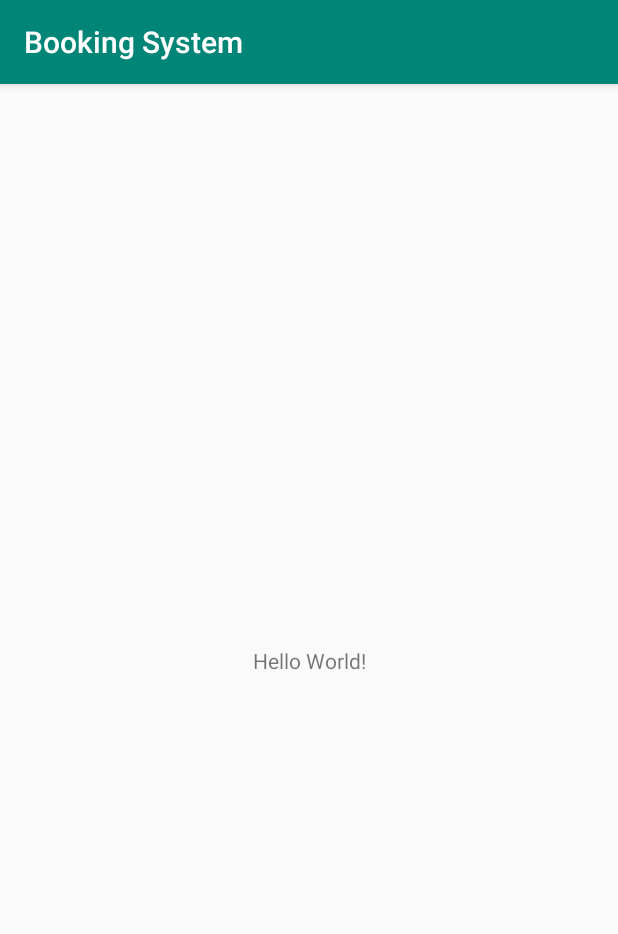
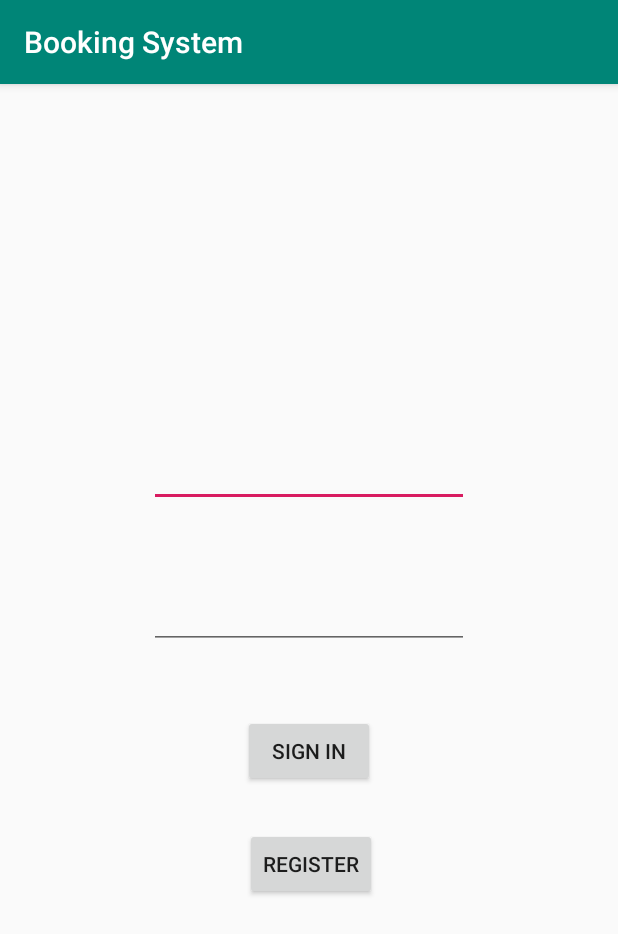
Before and after one commit to Can-ZHOU/Group2-Android, an Android app: the screen it shows after launch (MainActivity), on a phone screen of 412 x 824 dp. Shown: the top 934 px of the screen. Run offline under Robolectric (Android 15) with nearby library versions, the phone set to English and light mode, and no system bars; our stand-ins replace Firebase (no records; nobody signed in at launch, a user with empty details on screens opened directly).

Commit message:
Login page

```diff
--- a/app/build.gradle
+++ b/app/build.gradle
@@ -1,4 +1,5 @@
 apply plugin: 'com.android.application'
+apply plugin: 'com.google.gms.google-services'
 
 android {
     compileSdkVersion 29
@@ -26,4 +27,7 @@ dependencies {
     testImplementation 'junit:junit:4.12'
     androidTestImplementation 'androidx.test.ext:junit:1.1.1'
     androidTestImplementation 'androidx.test.espresso:espresso-core:3.2.0'
+    implementation 'com.google.firebase:firebase-analytics:15.0.0'
+    implementation 'com.google.firebase:firebase-core:15.0.0'
+    implementation 'com.google.firebase:firebase-auth:15.0.0'
 }
--- a/app/src/main/AndroidManifest.xml
+++ b/app/src/main/AndroidManifest.xml
@@ -9,6 +9,8 @@
         android:roundIcon="@mipmap/ic_launcher_round"
         android:supportsRtl="true"
         android:theme="@style/AppTheme">
+        <activity android:name=".BookingActivity"></activity>
+        <activity android:name=".RegisterActivity" />
         <activity android:name=".MainActivity">
             <intent-filter>
                 <action android:name="android.intent.action.MAIN" />
--- a/app/src/main/java/com/tcd3d5b/bookingsystem/MainActivity.java
+++ b/app/src/main/java/com/tcd3d5b/bookingsystem/MainActivity.java
@@ -1,16 +1,79 @@
 package com.tcd3d5b.bookingsystem;
 
+import androidx.annotation.NonNull;
 import androidx.appcompat.app.AppCompatActivity;
 
+import android.content.Intent;
 import android.os.Bundle;
+import android.view.View;
+import android.widget.Button;
+import android.widget.EditText;
+
+import com.google.android.gms.tasks.OnCompleteListener;
+import com.google.android.gms.tasks.Task;
+import com.google.firebase.auth.AuthResult;
+import com.google.firebase.auth.FirebaseAuth;
+import com.google.firebase.auth.FirebaseUser;
 
 public class MainActivity extends AppCompatActivity {
 
-    // GitHub Test
+    EditText email, pwd;
+    Button register, signIn;
+    FirebaseAuth myFirebaseAuth;
+    FirebaseAuth.AuthStateListener myAuthListener;
 
     @Override
     protected void onCreate(Bundle savedInstanceState) {
         super.onCreate(savedInstanceState);
         setContentView(R.layout.activity_main);
+
+        myFirebaseAuth = FirebaseAuth.getInstance();
+
+        email = findViewById(R.id.email_login);
+        pwd = findViewById(R.id.pwd_login);
+        register = findViewById(R.id.button_login_register);
+        signIn = findViewById(R.id.button_login_signIn);
+
+        myAuthListener = new FirebaseAuth.AuthStateListener() {
+            @Override
+            public void onAuthStateChanged(@NonNull FirebaseAuth firebaseAuth) {
+                FirebaseUser myFirebaseUser = myFirebaseAuth.getCurrentUser();
+                if(myFirebaseUser != null) {
+                    startActivity(new Intent(MainActivity.this, BookingActivity.class));
+                }
+            }
+        };
+
+        signIn.setOnClickListener(new View.OnClickListener() {
+            @Override
+            public void onClick(View v) {
+                String email_s = email.getText().toString();
+                String pwd_s = pwd.getText().toString();
+
+                if (email_s.isEmpty()) {
+                    email.setError("Please input email");
+                    email.requestFocus();
+                } else if (pwd_s.isEmpty()) {
+                    pwd.setError("Please input password");
+                    pwd.requestFocus();
+                } else {
+                    myFirebaseAuth.signInWithEmailAndPassword(email_s, pwd_s).addOnCompleteListener(MainActivity.this, new OnCompleteListener<AuthResult>() {
+                        @Override
+                        public void onComplete(@NonNull Task<AuthResult> task) {
+                            if (task.isSuccessful()) {
+                                startActivity(new Intent(MainActivity.this, BookingActivity.class));
+                            }
+                        }
+                    });
+                }
+            }
+        });
+
+        register.setOnClickListener(new View.OnClickListener() {
+            @Override
+            public void onClick(View v) {
+                startActivity(new Intent(MainActivity.this, RegisterActivity.class));
+            }
+        });
     }
 }
--- a/app/src/main/res/layout/activity_main.xml
+++ b/app/src/main/res/layout/activity_main.xml
@@ -6,13 +6,46 @@
     android:layout_height="match_parent"
     tools:context=".MainActivity">
 
-    <TextView
+    <EditText
+        android:id="@+id/email_login"
         android:layout_width="wrap_content"
         android:layout_height="wrap_content"
-        android:text="Hello World!"
+        android:layout_marginBottom="49dp"
+        android:ems="10"
+        android:inputType="textEmailAddress"
+        app:layout_constraintBottom_toTopOf="@+id/pwd_login"
+        app:layout_constraintEnd_toEndOf="parent"
+        app:layout_constraintStart_toStartOf="parent" />
+
+    <EditText
+        android:id="@+id/pwd_login"
+        android:layout_width="wrap_content"
+        android:layout_height="wrap_content"
+        android:layout_marginBottom="44dp"
+        android:ems="10"
+        android:inputType="textPassword"
+        app:layout_constraintBottom_toTopOf="@+id/button_login_signIn"
+        app:layout_constraintStart_toStartOf="@+id/email_login" />
+
+    <Button
+        android:id="@+id/button_login_signIn"
+        android:layout_width="wrap_content"
+        android:layout_height="wrap_content"
+        android:layout_marginBottom="299dp"
+        android:text="Sign in"
         app:layout_constraintBottom_toBottomOf="parent"
-        app:layout_constraintLeft_toLeftOf="parent"
-        app:layout_constraintRight_toRightOf="parent"
-        app:layout_constraintTop_toTopOf="parent" />
+        app:layout_constraintEnd_toEndOf="parent"
+        app:layout_constraintStart_toStartOf="parent" />
+
+    <Button
+        android:id="@+id/button_login_register"
+        android:layout_width="wrap_content"
+        android:layout_height="wrap_content"
+        android:layout_marginStart="1dp"
+        android:layout_marginLeft="1dp"
+        android:layout_marginTop="27dp"
+        android:text="Register"
+        app:layout_constraintStart_toStartOf="@+id/button_login_signIn"
+        app:layout_constraintTop_toBottomOf="@+id/button_login_signIn" />
 
 </androidx.constraintlayout.widget.ConstraintLayout>
--- a/build.gradle
+++ b/build.gradle
@@ -11,6 +11,7 @@ buildscript {
 
         // NOTE: Do not place your application dependencies here; they belong
         // in the individual module build.gradle files
+        classpath 'com.google.gms:google-services:4.3.3'
     }
 }
 
```
Also changed, not shown: app/src/main/java/com/tcd3d5b/bookingsystem/BookingActivity.java (added, +14 -0 lines), app/src/main/java/com/tcd3d5b/bookingsystem/RegisterActivity.java (added, +14 -0 lines), app/src/main/res/layout/activity_booking.xml (added, +9 -0 lines), app/src/main/res/layout/activity_register.xml (added, +9 -0 lines).
